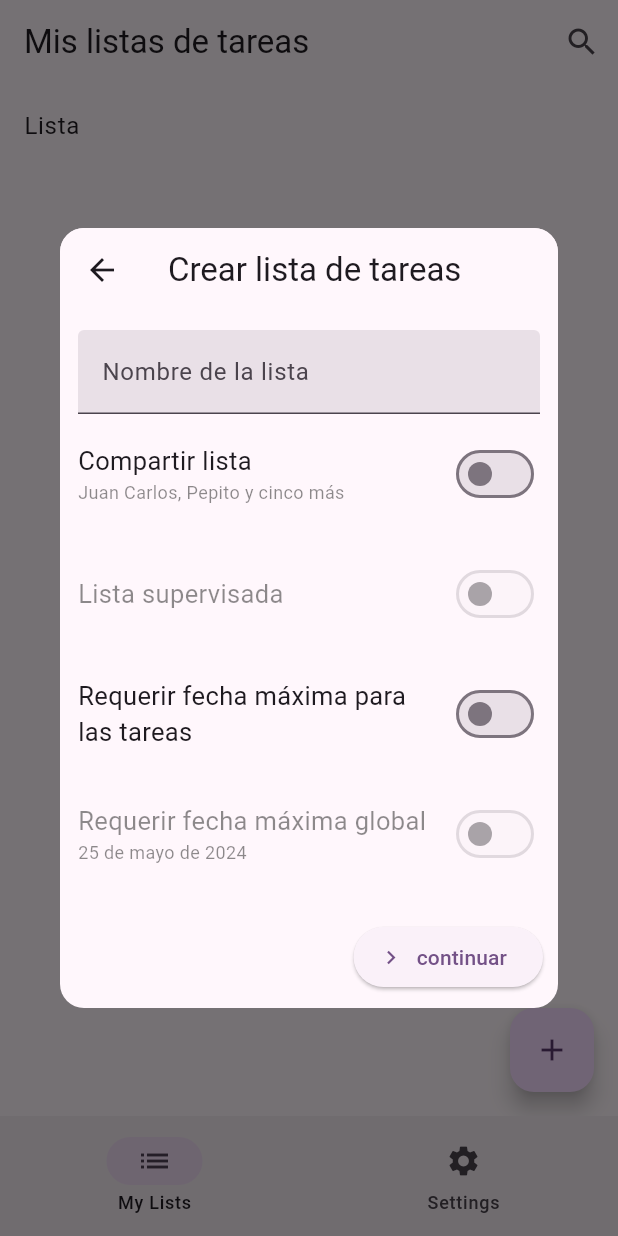
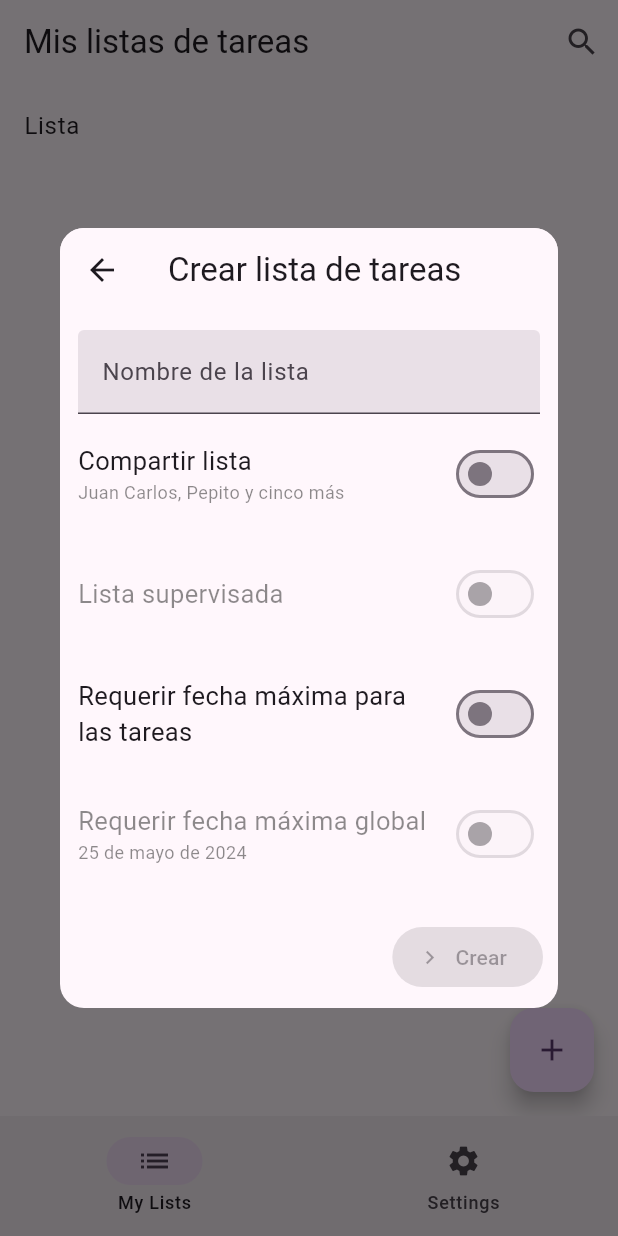
Before and after one commit to ValeriaBrzoza/excluidos_unidos, a Flutter app: the screen it shows once a user with an empty profile is signed in, after a tap on the "add" icon, on a phone screen of 412 x 824 dp. Run offline on Flutter 3.47's test engine with Material 2 defaults, Android fonts, the phone set to English and light mode, and no system bars; our stand-ins replace firebase_auth, firebase_core, get, settings_ui; accounts and stored records are empty.

Commit message:
Agregada funcion de crear listas

```diff
--- a/lib/screens/Views/lists_view.dart
+++ b/lib/screens/Views/lists_view.dart
@@ -36,12 +36,14 @@ class _ListsViewState extends State<ListsView> {
           ]),
       floatingActionButton: FloatingActionButton(
         //boton de añadir lista
-        onPressed: () {
-          showDialog(
+        onPressed: () async {
+          final newList = await showDialog(
               context: context,
-              builder: (context) =>
-                  const TaskListCreatorView()); //formulario de creacion de listas
-        },
+              builder: (context) => const TaskListCreatorView());
+          setState(() {
+            listas.add(newList);
+          });
+        }, //formulario de creacion de listas
         child: const Icon(Icons.add), //icono del boton
       ),
       //vista de listas
--- a/lib/screens/Views/tasklist_creator_view.dart
+++ b/lib/screens/Views/tasklist_creator_view.dart
@@ -1,5 +1,6 @@
 import 'dart:async';
 
+import 'package:excluidos_unidos/models/tasklist.dart';
 import 'package:flutter/material.dart';
 import 'package:excluidos_unidos/widgets/switch_list_tile.dart';
 
@@ -65,7 +66,28 @@ class _TaskListCreatorViewState extends State<TaskListCreatorView> {
               //isSaveButtomEnabled() ? () => {} : null,
               child: Row(
                 mainAxisAlignment: MainAxisAlignment.end,
-                children: [ElevatedButton.icon(onPressed: () {}, icon: const Icon(Icons.navigate_next), label: const Text("continuar"))],
+                children: [
+                  ElevatedButton.icon(
+                    onPressed: isSaveButtomEnabled()
+                        ? () => {
+                              Navigator.of(context).pop(
+                                TaskList(
+                                    name: name,
+                                    usersIds: [], //como solucionamos esto?
+                                    isShared: isShared,
+                                    supervisorsIds: [],
+                                    tasksLimitDateRequired:
+                                        tasksLimitDateRequired,
+                                    globalDeadline:
+                                        null //Agregar fecha de vencimiento
+                                    ),
+                              )
+                            }
+                        : null,
+                    icon: const Icon(Icons.navigate_next),
+                    label: const Text("Crear"),
+                  )
+                ],
               ),
             ),
             //
@@ -80,7 +102,9 @@ class _TaskListCreatorViewState extends State<TaskListCreatorView> {
                       if (value != "") {
                         //debe aparecer boton de guardar
                         showSaveButtonTimer?.cancel();
-                        showSaveButtonTimer = Timer(const Duration(milliseconds: 200), () => setState(() => enableSaveButton = true));
+                        showSaveButtonTimer = Timer(
+                            const Duration(milliseconds: 200),
+                            () => setState(() => enableSaveButton = true));
                         setState(() {
                           name = value; //guarda nombre
                         });
--- a/lib/screens/Views/tasklist_view.dart
+++ b/lib/screens/Views/tasklist_view.dart
@@ -33,7 +33,9 @@ class _TaskListViewState extends State<TaskListView> {
       floatingActionButton: FloatingActionButton(
         onPressed: () async {
           newTask = await showDialog(
-              context: context, builder: (context) => const TaskCreatorView());
+            context: context,
+            builder: (context) => const TaskCreatorView(),
+          );
           setState(() {
             widget.tasksList.addTask(newTask);
           });
```
